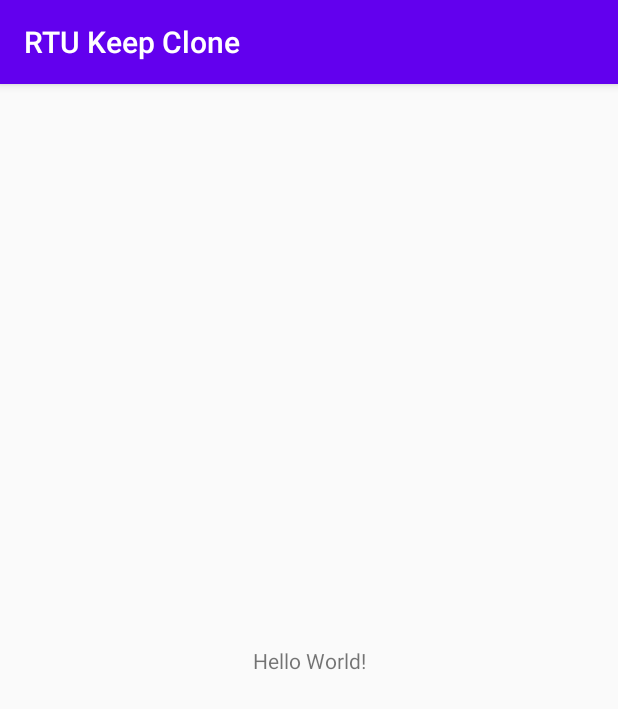
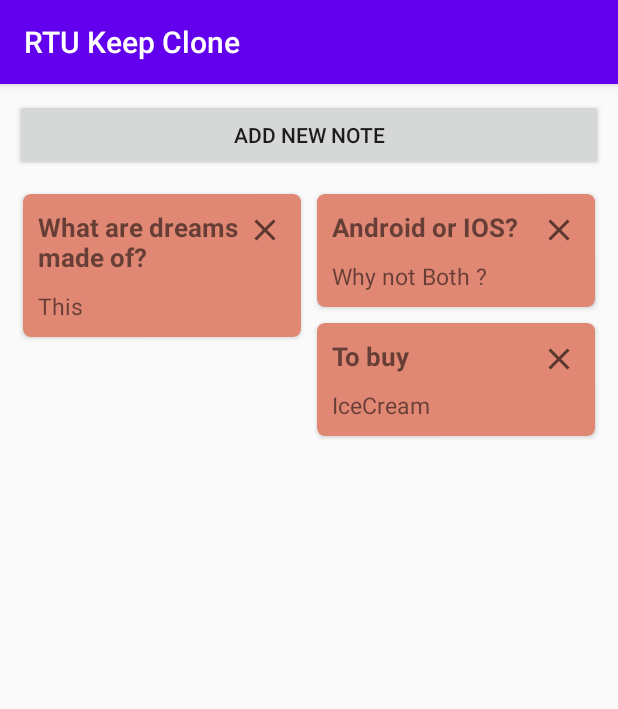
Before and after one commit to vladislavbarsov/rtu-keep-clone, an Android app: the screen it shows after launch (MainActivity), on a phone screen of 412 x 824 dp. Shown: the top 709 px of the screen. Run offline under Robolectric (Android 15) with nearby library versions, the phone set to English and light mode, and no system bars.

Commit message:
Adding the main structure (recycler adapter, note view)

```diff
--- a/app/build.gradle
+++ b/app/build.gradle
@@ -33,5 +33,7 @@ dependencies {
     testImplementation 'junit:junit:4.12'
     androidTestImplementation 'androidx.test.ext:junit:1.1.2'
     androidTestImplementation 'androidx.test.espresso:espresso-core:3.3.0'
-
+    //  cardview and recycler view
+    implementation "androidx.cardview:cardview:1.0.0"
+    implementation "androidx.recyclerview:recyclerview:1.1.0"
 }
--- a/app/src/main/java/com/example/rtukeepclone/MainActivity.kt
+++ b/app/src/main/java/com/example/rtukeepclone/MainActivity.kt
@@ -1,11 +1,32 @@
 package com.example.rtukeepclone
 
 import android.os.Bundle
+import android.widget.Toast
 import androidx.appcompat.app.AppCompatActivity
+import kotlinx.android.synthetic.main.activity_main.*
 
 class MainActivity : AppCompatActivity() {
+
+    private val notes = mutableListOf(
+        NoteItem("What are dreams made of?", "This"),
+        NoteItem("Android or IOS?", "Why not Both ?"),
+        NoteItem("To buy", "IceCream")
+    )
+
+    private lateinit var adapter: NoteItemRecyclerAdapter
+
     override fun onCreate(savedInstanceState: Bundle?) {
         super.onCreate(savedInstanceState)
         setContentView(R.layout.activity_main)
+
+        adapter = NoteItemRecyclerAdapter(notes)
+        noteList.adapter = adapter
+
+        newNoteBtn.setOnClickListener { addNewNote() }
+
+    }
+
+    private fun addNewNote(){
+        Toast.makeText(this, "Will do later", Toast.LENGTH_SHORT).show()
     }
 }
--- /dev/null
+++ b/app/src/main/java/com/example/rtukeepclone/NoteItem.kt
@@ -0,0 +1,6 @@
+package com.example.rtukeepclone
+
+data class NoteItem (
+    val noteSubject: String,
+    val noteText: String
+)
--- /dev/null
+++ b/app/src/main/java/com/example/rtukeepclone/NoteItemRecyclerAdapter.kt
@@ -0,0 +1,38 @@
+package com.example.rtukeepclone
+
+import android.view.LayoutInflater
+import android.view.View
+import android.view.ViewGroup
+import android.widget.Toast
+import androidx.recyclerview.widget.RecyclerView
+import kotlinx.android.synthetic.main.note_item.view.*
+
+class NoteItemRecyclerAdapter (private val notes: MutableList<NoteItem>) :
+        RecyclerView.Adapter<NoteItemRecyclerAdapter.NoteViewHolder> (){
+
+        class NoteViewHolder(view: View): RecyclerView.ViewHolder(view)
+
+        override fun onCreateViewHolder(parent: ViewGroup, viewType: Int): NoteItemRecyclerAdapter.NoteViewHolder {
+                val view = LayoutInflater.from(parent.context).inflate(R.layout.note_item, parent, false)
+                return NoteViewHolder(view)
+        }
+
+        override fun getItemCount() = notes.size
+
+        override fun onBindViewHolder(holder: NoteViewHolder, position: Int) {
+                val note = notes[position]
+                val noteView = holder.itemView
+                val context = noteView.context
+
+                val toast = Toast.makeText(context, "Will do later", Toast.LENGTH_SHORT)
+
+                noteView.cardSubjectText.text = note.noteSubject
+                noteView.cardBodyText.text = note.noteText
+                noteView.cardDeleteBtn.setOnClickListener{
+                        toast.show()
+                }
+                noteView.setOnClickListener{
+                        toast.show()
+                }
+        }
+}
--- /dev/null
+++ b/app/src/main/res/drawable/ic_baseline_close_24.xml
@@ -0,0 +1,10 @@
+<vector xmlns:android="http://schemas.android.com/apk/res/android"
+    android:width="24dp"
+    android:height="24dp"
+    android:viewportWidth="24"
+    android:viewportHeight="24"
+    android:tint="?attr/colorControlNormal">
+  <path
+      android:fillColor="@android:color/white"
+      android:pathData="M19,6.41L17.59,5 12,10.59 6.41,5 5,6.41 10.59,12 5,17.59 6.41,19 12,13.41 17.59,19 19,17.59 13.41,12z"/>
+</vector>
--- a/app/src/main/res/layout/activity_main.xml
+++ b/app/src/main/res/layout/activity_main.xml
@@ -1,18 +1,27 @@
 <?xml version="1.0" encoding="utf-8"?>
 <androidx.constraintlayout.widget.ConstraintLayout xmlns:android="http://schemas.android.com/apk/res/android"
-    xmlns:app="http://schemas.android.com/apk/res-auto"
-    xmlns:tools="http://schemas.android.com/tools"
+xmlns:app="http://schemas.android.com/apk/res-auto"
+xmlns:tools="http://schemas.android.com/tools"
+android:layout_width="match_parent"
+android:layout_height="match_parent"
+tools:context=".MainActivity">
+
+<Button
+    android:id="@+id/newNoteBtn"
     android:layout_width="match_parent"
-    android:layout_height="match_parent"
-    tools:context=".MainActivity">
+    android:layout_height="wrap_content"
+    android:layout_margin="@dimen/buttonMargin"
+    android:text="@string/enterNewNoteBtnText"
+    app:layout_constraintTop_toTopOf="parent"
+    ></Button>
 
-    <TextView
-        android:layout_width="wrap_content"
-        android:layout_height="wrap_content"
-        android:text="Hello World!"
-        app:layout_constraintBottom_toBottomOf="parent"
-        app:layout_constraintLeft_toLeftOf="parent"
-        app:layout_constraintRight_toRightOf="parent"
-        app:layout_constraintTop_toTopOf="parent" />
+<androidx.recyclerview.widget.RecyclerView
+    android:id="@+id/noteList"
+    android:layout_width="match_parent"
+    android:layout_height="0dp"
+    android:layout_margin="@dimen/listMargin"
+    app:layoutManager="androidx.recyclerview.widget.StaggeredGridLayoutManager"
+    app:spanCount="2"
+    app:layout_constraintTop_toBottomOf="@+id/newNoteBtn"/>
 
 </androidx.constraintlayout.widget.ConstraintLayout>
--- /dev/null
+++ b/app/src/main/res/layout/note_item.xml
@@ -0,0 +1,50 @@
+<?xml version="1.0" encoding="utf-8"?>
+<androidx.cardview.widget.CardView
+    xmlns:android="http://schemas.android.com/apk/res/android"
+    android:layout_width="match_parent"
+    android:layout_height="wrap_content"
+    xmlns:app="http://schemas.android.com/apk/res-auto"
+    app:cardBackgroundColor="@color/colorCard"
+    app:cardCornerRadius="@dimen/cardRadius"
+    android:layout_margin="@dimen/cardMargin">
+
+    <androidx.constraintlayout.widget.ConstraintLayout
+        android:layout_width="match_parent"
+        android:layout_height="wrap_content"
+        android:orientation="vertical">
+
+        <ImageView
+            android:id="@+id/cardDeleteBtn"
+            android:layout_width="wrap_content"
+            android:layout_height="wrap_content"
+            android:padding="@dimen/deleteBtnPadding"
+            android:src="@drawable/ic_baseline_close_24"
+            app:layout_constraintTop_toTopOf="parent"
+            app:layout_constraintEnd_toEndOf="parent"></ImageView>
+
+        <TextView
+            android:id="@+id/cardSubjectText"
+            android:layout_width="match_parent"
+            android:layout_height="wrap_content"
+            android:text="@string/test_subject"
+            android:layout_margin="@dimen/textMargin"
+            android:textStyle="bold"
+            android:textSize="@dimen/textSubjectSize"
+            app:layout_constraintStart_toStartOf="parent"
+            app:layout_constraintTop_toTopOf="parent"
+            app:layout_constraintEnd_toStartOf="@+id/cardDeleteBtn"
+            ></TextView>
+
+        <TextView
+            android:id="@+id/cardBodyText"
+            android:layout_width="match_parent"
+            android:layout_height="wrap_content"
+            android:text="@string/test_text"
+            android:layout_margin="@dimen/textMargin"
+            android:textSize="@dimen/textBodySize"
+            app:layout_constraintTop_toBottomOf="@+id/cardSubjectText"
+            app:layout_constraintBottom_toBottomOf="parent"></TextView>
+
+    </androidx.constraintlayout.widget.ConstraintLayout>
+
+</androidx.cardview.widget.CardView>
--- a/app/src/main/res/values/colors.xml
+++ b/app/src/main/res/values/colors.xml
@@ -3,4 +3,5 @@
     <color name="colorPrimary">#6200EE</color>
     <color name="colorPrimaryDark">#3700B3</color>
     <color name="colorAccent">#03DAC5</color>
+    <color name="colorCard">#E18875</color>
 </resources>
--- /dev/null
+++ b/app/src/main/res/values/dimens.xml
@@ -0,0 +1,11 @@
+<?xml version="1.0" encoding="utf-8"?>
+<resources>
+    <dimen name="cardRadius">5dp</dimen>
+    <dimen name="cardMargin">5dp</dimen>
+    <dimen name="textMargin">10dp</dimen>
+    <dimen name="textSubjectSize">17sp</dimen>
+    <dimen name="textBodySize">15sp</dimen>
+    <dimen name="deleteBtnPadding">12dp</dimen>
+    <dimen name="buttonMargin">10dp</dimen>
+    <dimen name="listMargin">10dp</dimen>
+</resources>
--- a/app/src/main/res/values/strings.xml
+++ b/app/src/main/res/values/strings.xml
@@ -1,3 +1,7 @@
 <resources>
     <string name="app_name">RTU Keep Clone</string>
+    <string name="test_subject">Random Subject</string>
+    <string name="test_text">This is some random text</string>
+    <string name="newNoteHintText">Enter new note here</string>
+    <string name="enterNewNoteBtnText">Add New Note</string>
 </resources>
```
